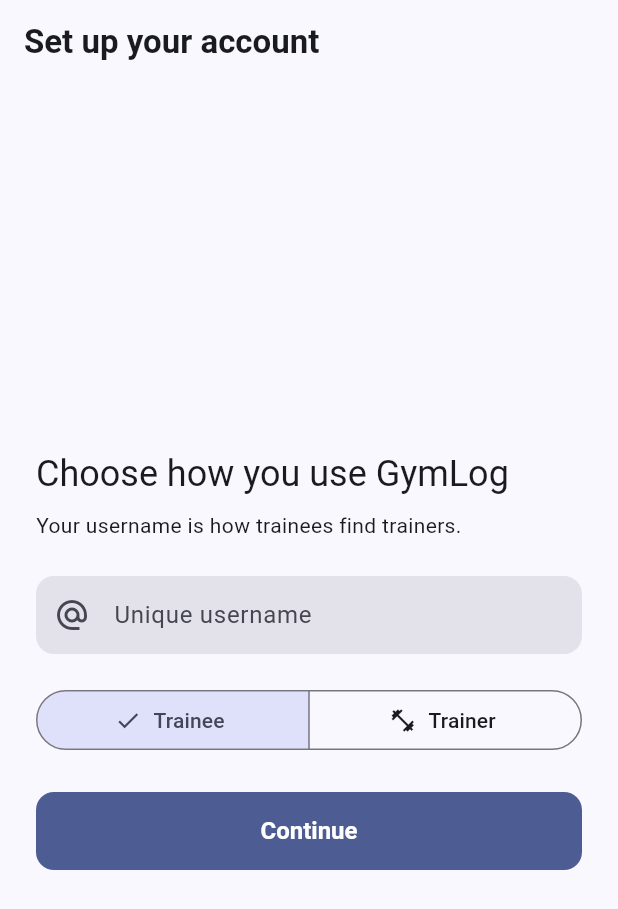
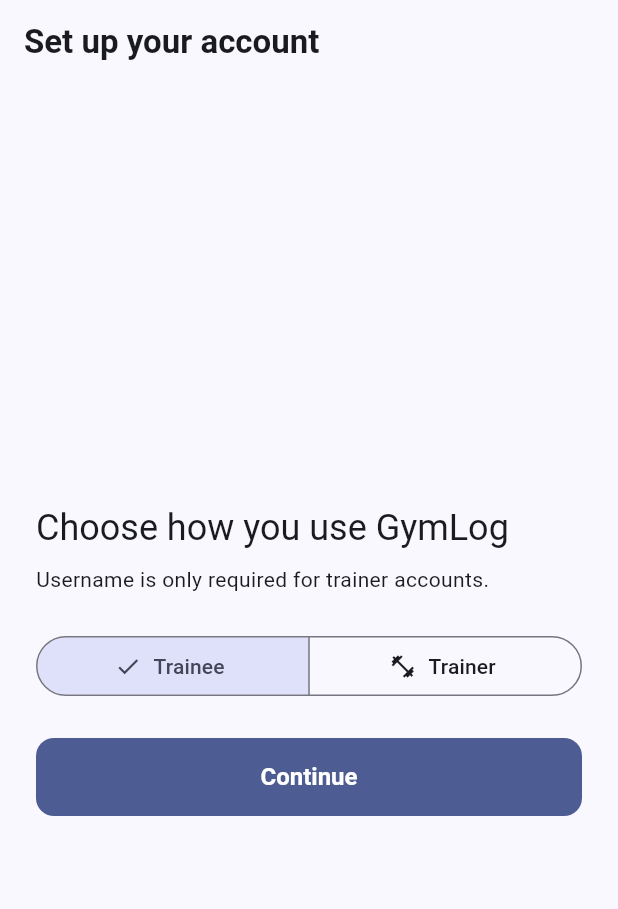
Before and after one commit to FLUTTERROJ/GymLog, a Flutter app: the AccountSetupScreen screen opened directly, on a phone screen of 412 x 824 dp. Shown: the top 909 px of the screen. Run offline on Flutter 3.47's test engine with Material 3 defaults, Android fonts, the phone set to English and light mode, and no system bars; our stand-ins replace supabase_flutter; accounts and stored records are empty.

Commit message:
Require username only for trainer signup
Co-authored-by: Copilot App <223556219+Copilot@users.noreply.github.com>

```diff
--- a/frontend/lib/screens/auth/account_setup_screen.dart
+++ b/frontend/lib/screens/auth/account_setup_screen.dart
@@ -25,13 +25,17 @@ class _AccountSetupScreenState extends State<AccountSetupScreen> {
 
   Future<void> _save() async {
     final username = _username.text.trim();
-    if (!RegExp(r'^[A-Za-z0-9_]{3,30}$').hasMatch(username)) {
+    if (_role == 'trainer' &&
+        !RegExp(r'^[A-Za-z0-9_]{3,30}$').hasMatch(username)) {
       setState(() => _error = 'Use 3–30 letters, numbers, or underscores.');
       return;
     }
     setState(() { _busy = true; _error = null; });
     try {
-      await context.read<ProfileService>().completeSetup(username: username, role: _role);
+      await context.read<ProfileService>().completeSetup(
+        username: _role == 'trainer' ? username : null,
+        role: _role,
+      );
     } catch (error) {
       if (mounted) setState(() => _error = describeError(error));
     } finally {
@@ -49,14 +53,12 @@ class _AccountSetupScreenState extends State<AccountSetupScreen> {
         children: [
           Text('Choose how you use GymLog', style: Theme.of(context).textTheme.headlineSmall),
           const SizedBox(height: 8),
-          const Text('Your username is how trainees find trainers.'),
+          Text(
+            _role == 'trainer'
+                ? 'Your username is how trainees find trainers.'
+                : 'Username is only required for trainer accounts.',
+          ),
           const SizedBox(height: 24),
-          TextField(
-            controller: _username,
-            textCapitalization: TextCapitalization.none,
-            decoration: const InputDecoration(labelText: 'Unique username', prefixIcon: Icon(Icons.alternate_email)),
-          ),
-          const SizedBox(height: 20),
           SegmentedButton<String>(
             segments: const [
               ButtonSegment(value: 'client', icon: Icon(Icons.person_outline), label: Text('Trainee')),
@@ -65,6 +67,17 @@ class _AccountSetupScreenState extends State<AccountSetupScreen> {
             selected: {_role},
             onSelectionChanged: (value) => setState(() => _role = value.first),
           ),
+          if (_role == 'trainer') ...[
+            const SizedBox(height: 20),
+            TextField(
+              controller: _username,
+              textCapitalization: TextCapitalization.none,
+              decoration: const InputDecoration(
+                labelText: 'Unique username',
+                prefixIcon: Icon(Icons.alternate_email),
+              ),
+            ),
+          ],
           if (_error != null) ...[const SizedBox(height: 16), Text(_error!, style: TextStyle(color: Theme.of(context).colorScheme.error))],
           const SizedBox(height: 24),
           FilledButton(onPressed: _busy ? null : _save, child: Text(_busy ? 'Saving...' : 'Continue')),
--- a/frontend/lib/services/profile_service.dart
+++ b/frontend/lib/services/profile_service.dart
@@ -57,11 +57,11 @@ class ProfileService extends ChangeNotifier {
     }
   }
 
-  Future<void> completeSetup({required String username, required String role}) async {
+  Future<void> completeSetup({required String? username, required String role}) async {
     final user = _client.auth.currentUser;
     if (user == null) throw StateError('Not signed in');
     await _client.from('profiles').update({
-      'username': username.trim(),
+      'username': username?.trim(),
       'role': role,
     }).eq('id', user.id);
     await load();
```
